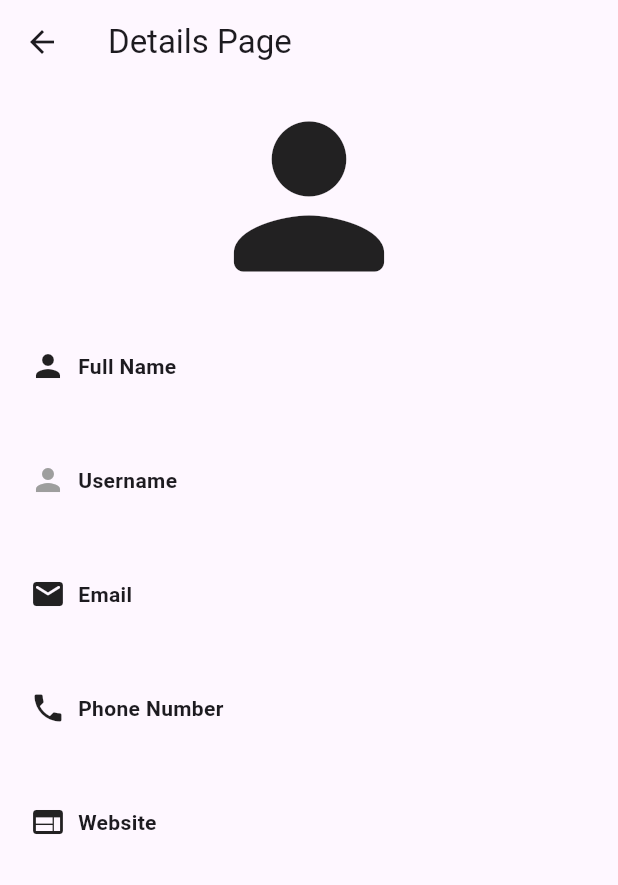
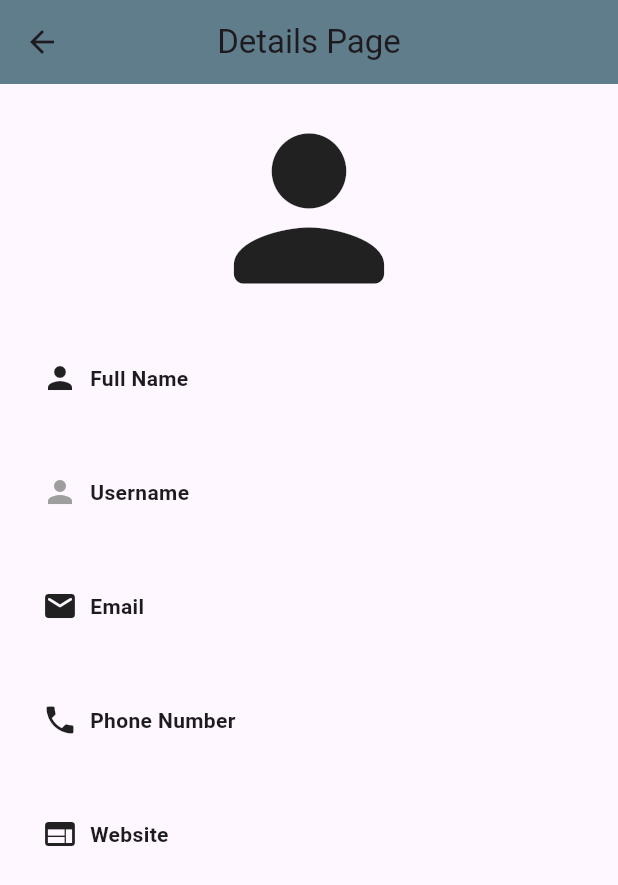
Before and after one commit to GinaEzzat/employeeDetailsTask, a Flutter app: the EmployeeDetails screen opened directly with empty values, on a phone screen of 412 x 824 dp. Shown: the top 885 px of the screen. Run offline on Flutter 3.47's test engine with Material 3 defaults, Android fonts, the phone set to English and light mode, and no system bars; our stand-ins replace dio, shared_preferences; accounts and stored records are empty; network calls fail.

```diff
--- a/lib/views/employeeDetails.dart
+++ b/lib/views/employeeDetails.dart
@@ -20,9 +20,12 @@ class _EmployeeDetailsState extends State<EmployeeDetails> {
   Widget build(BuildContext context) {
     return Scaffold(
       appBar: AppBar(
-        title: Text("Details Page",textAlign: TextAlign.center,),
+        centerTitle: true,
+        title: Text("Details Page"),
+        backgroundColor: Colors.blueGrey ,
       ),
-      body: Container(
+      body: Padding(
+        padding: const EdgeInsets.all(8.0),
         child: Column(
           children: [
             Icon(Icons.person_rounded,
```
Also changed, not shown: lib/services/employee_service.dart (+22 -2 lines), lib/views/employeeData.dart (+16 -0 lines).
